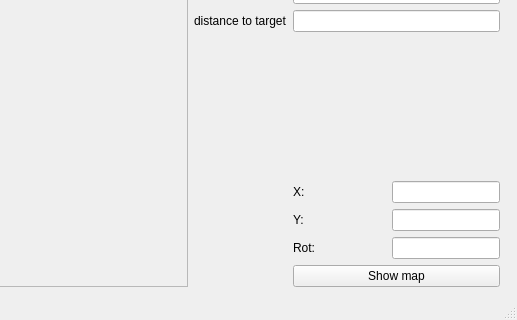
Old version of the form demoRMR/mainwindow.ui in the repository Fildo7525/demoRMR; both pictures show x 423 to 940 and y 413 to 733 of the 940 by 733 pixel window.
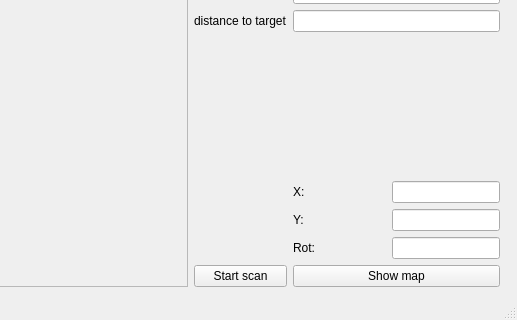
New version of the form.

Commit message: wip: automatically scan the maze

```diff
--- a/demoRMR/mainwindow.ui
+++ b/demoRMR/mainwindow.ui
@@ -366,6 +366,13 @@
           </property>
          </widget>
         </item>
+        <item row="9" column="0">
+         <widget class="QPushButton" name="pushButton_10">
+          <property name="text">
+           <string>Start scan</string>
+          </property>
+         </widget>
+        </item>
        </layout>
       </item>
      </layout>
```
The commit also changes 2 other files.
